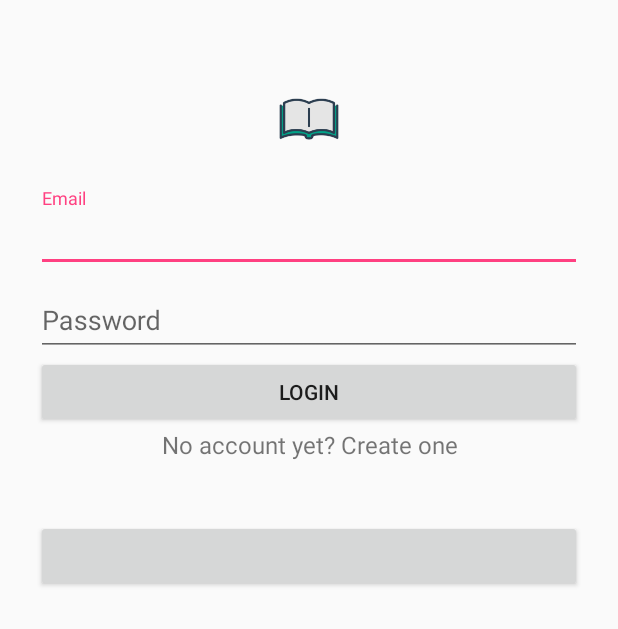
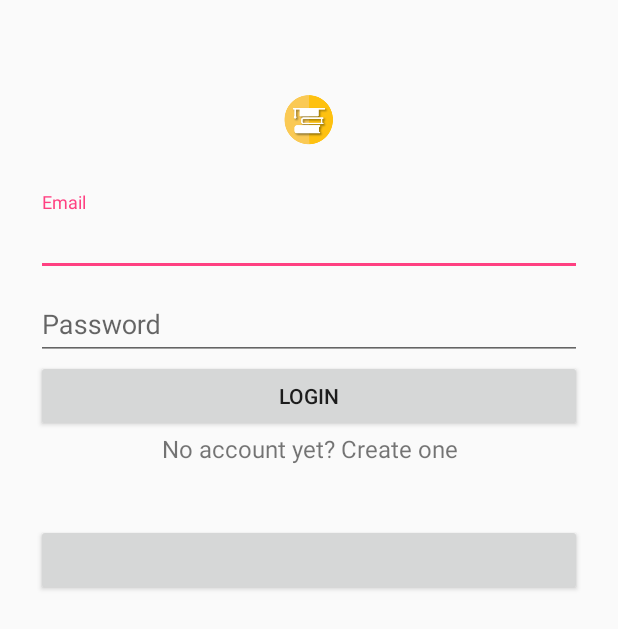
Before and after one commit to ranfis/mcp-android, an Android app: the screen it shows after launch (MainActivity), on a phone screen of 412 x 824 dp. Shown: the top 629 px of the screen. Run offline under Robolectric (Android 15) with nearby library versions, the phone set to English and light mode, and no system bars; libraries missing offline, so code that uses them is left out: com.facebook, com.facebook.appevents, com.facebook.login; plain views replace LoginButton; 8 statements that could not run were skipped.

Commit message:
Change logo

```diff
--- a/app/src/main/res/layout/activity_main.xml
+++ b/app/src/main/res/layout/activity_main.xml
@@ -7,15 +7,15 @@
     <LinearLayout
         android:orientation="vertical"
         android:layout_width="match_parent"
-        android:layout_height="wrap_content"
+        android:layout_height="match_parent"
         android:paddingTop="56dp"
         android:paddingLeft="24dp"
         android:paddingRight="24dp">
 
 
-        <ImageView android:src="@drawable/templogo"
+        <ImageView android:src="@mipmap/ic_launcher"
             android:layout_width="match_parent"
-            android:layout_height="wrap_content"
+            android:layout_height="match_parent"
             android:layout_marginBottom="24dp"
             android:layout_gravity="center_horizontal" />
 
@@ -28,7 +28,7 @@
                     android:layout_width="match_parent"
                     android:layout_height="wrap_content"
                     android:inputType="textEmailAddress"
-                    android:hint="Email" />
+                    android:hint="Email"/>
         </android.support.design.widget.TextInputLayout>
 
         <android.support.design.widget.TextInputLayout
```
